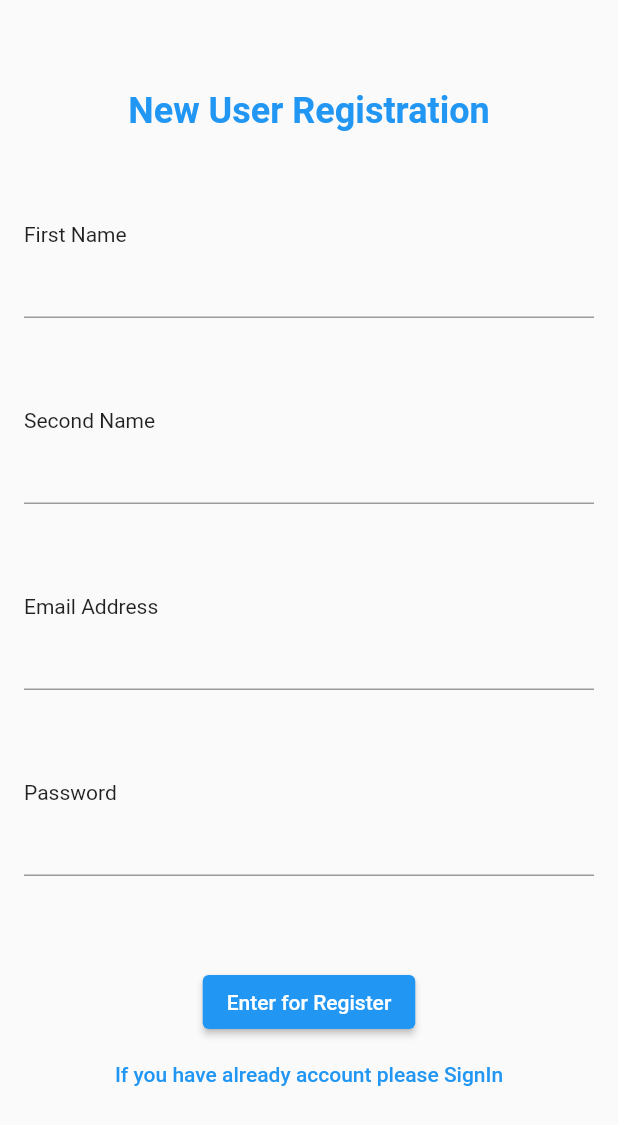
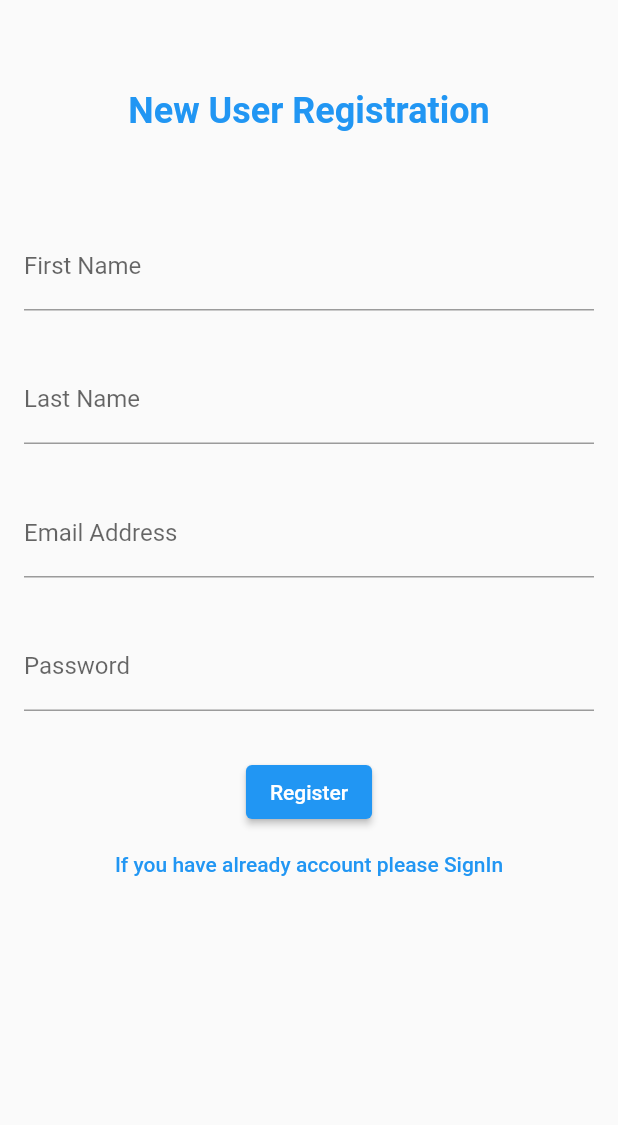
Before and after one commit to Dilawarkkhan/movies-app, a Flutter app: the screen it shows after launch, on a phone screen of 412 x 824 dp. Shown: the top 1125 px of the screen. Run offline on Flutter 3.47's test engine with Material 2 defaults, Android fonts, the phone set to English and light mode, and no system bars; our stand-ins replace flutter_svg.

Commit message:
Register API Integrated

```diff
--- a/lib/core/app_providers.dart
+++ b/lib/core/app_providers.dart
@@ -3,10 +3,12 @@ import 'package:provider/single_child_widget.dart';
 
 import '../providers/bottom_navigation_provider.dart';
 import '../providers/movie_provider.dart';
+import '../providers/authentication_provider.dart';
 
 class AppProviders {
   static final List<SingleChildWidget> providers = [
     ChangeNotifierProvider(create: (_) => BottomNavigationProvider()),
     ChangeNotifierProvider(create: (_) => MovieProvider()),
+    ChangeNotifierProvider(create: (_) => AuthenticationProvider()),
   ];
 }
--- /dev/null
+++ b/lib/core/app_urls.dart
@@ -0,0 +1,15 @@
+import 'package:movie_application/core/env/environment_variables.dart';
+
+class AppUrls {
+  /// Movies Listing URL (from tmdb)
+  static const String movieListUrl =
+      "${EnvironmentVariables.moviesBaseURL}/3/movie/popular";
+
+  /// Register User to Shopify and internal
+  static const String registerUserURL =
+      '${EnvironmentVariables.baseURL}/api/users/signupShopify';
+
+  /// Login User to Shopify and internal
+  static const String loginUserURL =
+      '${EnvironmentVariables.baseURL}/api/users/loginShopify';
+}
--- a/lib/screens/user_register_screen.dart
+++ b/lib/screens/login_screen.dart
@@ -1,15 +1,17 @@
 import 'package:flutter/material.dart';
-import 'package:movie_application/screens/sign_in_screen.dart';
+import 'package:movie_application/screens/register_screen.dart';
 
-class UserRegisterScreen extends StatefulWidget {
-  const UserRegisterScreen({super.key});
+class LoginScreen extends StatefulWidget {
+  const LoginScreen({super.key});
 
   @override
-  State<UserRegisterScreen> createState() => _UserRegisterScreenState();
+  State<LoginScreen> createState() => _LoginScreenState();
 }
 
-class _UserRegisterScreenState extends State<UserRegisterScreen> {
+class _LoginScreenState extends State<LoginScreen> {
   final controller = TextEditingController();
+
+  @override
   @override
   void dispose() {
     controller.dispose();
@@ -29,27 +31,13 @@ class _UserRegisterScreenState extends State<UserRegisterScreen> {
             ),
             const Center(
               child: Text(
-                "New User Registration",
+                "Sign up",
                 style: TextStyle(
                   fontSize: 24,
                   fontWeight: FontWeight.bold,
                   color: Colors.blue,
                 ),
               ),
-            ),
-            const SizedBox(
-              height: 60,
-            ),
-            const Text("First Name"),
-            TextField(
-              controller: controller,
-            ),
-            const SizedBox(
-              height: 60,
-            ),
-            const Text("Second Name"),
-            TextField(
-              controller: controller,
             ),
             const SizedBox(
               height: 60,
@@ -69,26 +57,16 @@ class _UserRegisterScreenState extends State<UserRegisterScreen> {
               height: 60,
             ),
             Center(
-              child: ElevatedButton(
-                onPressed: () {
-                  Navigator.push(
-                    context,
-                    MaterialPageRoute(builder: (context) => const SignIn()),
-                  );
-                },
-                child: const Text("Enter for Register"),
-              ),
-            ),
-            Center(
               child: TextButton(
                   onPressed: () {
-                    Navigator.push(
+                    Navigator.pop(
                       context,
-                      MaterialPageRoute(builder: (context) => const SignIn()),
+                      MaterialPageRoute(
+                          builder: (context) => const RegisterScreen()),
                     );
                   },
                   child:
-                      const Text('If you have already account please SignIn')),
+                      const Text("If you Don't have account please Register")),
             )
           ],
         ),
--- a/lib/screens/profile_screen.dart
+++ b/lib/screens/profile_screen.dart
@@ -1,5 +1,5 @@
 import 'package:flutter/material.dart';
-import 'package:movie_application/screens/user_register_Screen.dart';
+import 'package:movie_application/screens/register_screen.dart';
 
 class ProfileScreen extends StatelessWidget {
   const ProfileScreen({super.key});
@@ -7,7 +7,7 @@ class ProfileScreen extends StatelessWidget {
   @override
   Widget build(BuildContext context) {
     return const Scaffold(
-      body: UserRegisterScreen(),
+      body: RegisterScreen(),
     );
   }
 }
--- /dev/null
+++ b/lib/screens/register_screen.dart
@@ -0,0 +1,166 @@
+import 'package:flutter/material.dart';
+import 'package:movie_application/core/app_validator.dart';
+import 'package:movie_application/providers/authentication_provider.dart';
+import 'package:movie_application/screens/login_screen.dart';
+import 'package:movie_application/screens/navigation_screen.dart';
+import 'package:provider/provider.dart';
+
+class RegisterScreen extends StatefulWidget {
+  const RegisterScreen({super.key});
+
+  @override
+  State<RegisterScreen> createState() => _RegisterScreenState();
+}
+
+class _RegisterScreenState extends State<RegisterScreen> {
+  // ===========================================================================
+  // Text Editing Controllers
+  // ===========================================================================
+  late final TextEditingController _emailController;
+  late final TextEditingController _passwordController;
+  late final TextEditingController _firstNameController;
+  late final TextEditingController _lastNameController;
+
+  // ===========================================================================
+  // Form Key
+  // ===========================================================================
+  final GlobalKey<FormState> _formKey = GlobalKey<FormState>();
+
+  // ===========================================================================
+  // Init State
+  // ===========================================================================
+  @override
+  void initState() {
+    _emailController = TextEditingController();
+    _passwordController = TextEditingController();
+    _firstNameController = TextEditingController();
+    _lastNameController = TextEditingController();
+    super.initState();
+  }
+
+  // ===========================================================================
+  // Dispose
+  // ===========================================================================
+  @override
+  void dispose() {
+    _emailController.dispose();
+    _passwordController.dispose();
+    _firstNameController.dispose();
+    _lastNameController.dispose();
+    super.dispose();
+  }
+
+  // ===========================================================================
+  // Build
+  // ===========================================================================
+  @override
+  Widget build(BuildContext context) {
+    return Scaffold(
+      body: SingleChildScrollView(
+        padding: const EdgeInsets.symmetric(horizontal: 16),
+        child: Column(
+          crossAxisAlignment: CrossAxisAlignment.start,
+          children: [
+            const SizedBox(
+              height: 60,
+            ),
+            const Center(
+              child: Text(
+                "New User Registration",
+                style: TextStyle(
+                  fontSize: 24,
+                  fontWeight: FontWeight.bold,
+                  color: Colors.blue,
+                ),
+              ),
+            ),
+            const SizedBox(
+              height: 60,
+            ),
+            Form(
+              key: _formKey,
+              child: Column(
+                children: [
+                  TextFormField(
+                    controller: _firstNameController,
+                    decoration:
+                        const InputDecoration(label: Text('First Name')),
+                    validator: AppValidator.isEmpty,
+                    autovalidateMode: AutovalidateMode.onUserInteraction,
+                  ),
+                  const SizedBox(height: 30),
+                  TextFormField(
+                    controller: _lastNameController,
+                    decoration: const InputDecoration(label: Text('Last Name')),
+                    validator: AppValidator.isEmpty,
+                    autovalidateMode: AutovalidateMode.onUserInteraction,
+                  ),
+                  const SizedBox(height: 30),
+                  TextFormField(
+                    controller: _emailController,
+                    decoration:
+                        const InputDecoration(label: Text('Email Address')),
+                    validator: AppValidator.isEmailValid,
+                    autovalidateMode: AutovalidateMode.onUserInteraction,
+                  ),
+                  const SizedBox(height: 30),
+                  TextFormField(
+                    obscureText: true,
+                    controller: _passwordController,
+                    decoration: const InputDecoration(label: Text('Password')),
+                    validator: AppValidator.isEmpty,
+                    autovalidateMode: AutovalidateMode.onUserInteraction,
+                  ),
+                ],
+              ),
+            ),
+            const SizedBox(height: 30),
+            Center(
+              child: ElevatedButton(
+                onPressed: _registerUser,
+                child: context.watch<AuthenticationProvider>().isLoading
+                    ? const CircularProgressIndicator(color: Colors.white)
+                    : const Text("Register"),
+              ),
+            ),
+            Center(
+              child: TextButton(
+                onPressed: () {
+                  Navigator.push(
+                    context,
+                    MaterialPageRoute(
+                        builder: (context) => const LoginScreen()),
+                  );
+                },
+                child: const Text('If you have already account please SignIn'),
+              ),
+            )
+          ],
+        ),
+      ),
+    );
+  }
+
+  _registerUser() async {
+    // If form is completely validated, then Register
+    if (_formKey.currentState!.validate()) {
+      Map<String, dynamic> data = {
+        "email": _emailController.text.trim(),
+        "password": _passwordController.text.trim(),
+        "firstName": _firstNameController.text.trim(),
+        "lastName": _lastNameController.text.trim(),
+      };
+      bool successful =
+          await context.read<AuthenticationProvider>().register(data);
+      if (!mounted) return;
+      if (successful) {
+        Navigator.pushAndRemoveUntil(
+            context,
+            MaterialPageRoute(
+              builder: (_) => const NavigationScreen(),
+            ),
+            (route) => false);
+      }
+    }
+  }
+}
--- a/lib/screens/splash_screen.dart
+++ b/lib/screens/splash_screen.dart
@@ -2,7 +2,7 @@ import 'dart:async';
 
 import 'package:flutter/material.dart';
 import 'package:movie_application/core/assets.dart';
-import 'package:movie_application/screens/user_register_Screen.dart';
+import 'package:movie_application/screens/register_screen.dart';
 
 class SplashScreen extends StatefulWidget {
   const SplashScreen({Key? key}) : super(key: key);
@@ -22,7 +22,7 @@ class _SplashScreenState extends State<SplashScreen> {
       () {
         Navigator.pushReplacement(
           context,
-          MaterialPageRoute(builder: (context) => const UserRegisterScreen()),
+          MaterialPageRoute(builder: (context) => const RegisterScreen()),
         );
       },
     );
```
Also changed, not shown: lib/core/app_validator.dart (added, +24 -0 lines), lib/providers/authentication_provider.dart (added, +43 -0 lines), lib/providers/movie_provider.dart (+4 -4 lines), lib/screens/sign_in_screen.dart (deleted, +0 -75 lines), lib/model/user_model.dart (added), 2 other files.
